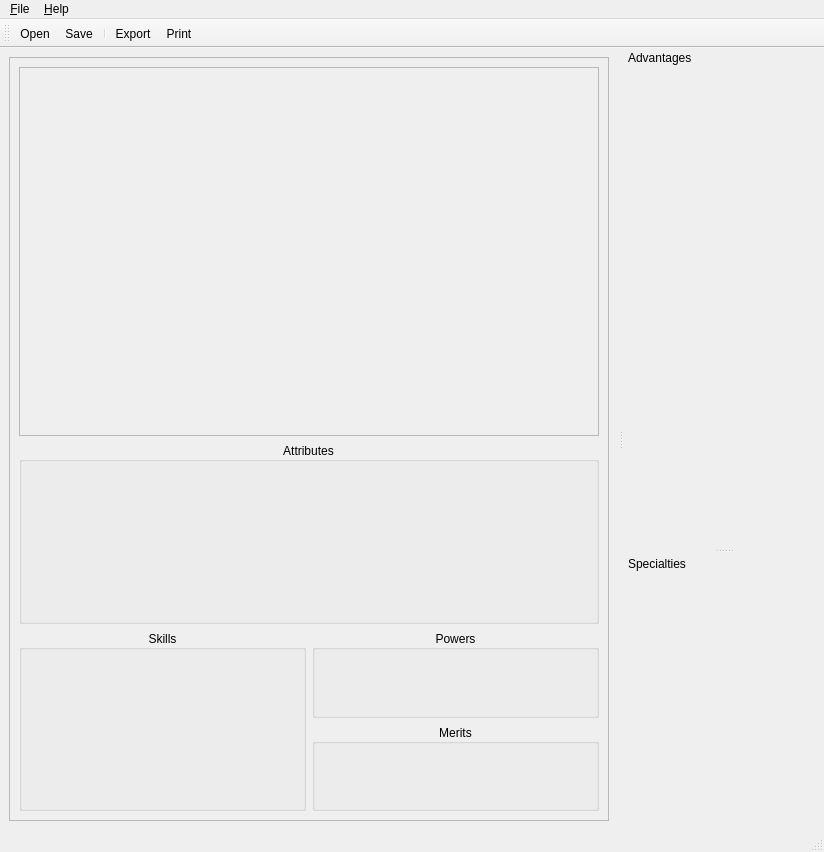
Before: the Qt Designer form ui/MainWindow.ui in Kamduis/SoulCreator, drawn with Qt 5.
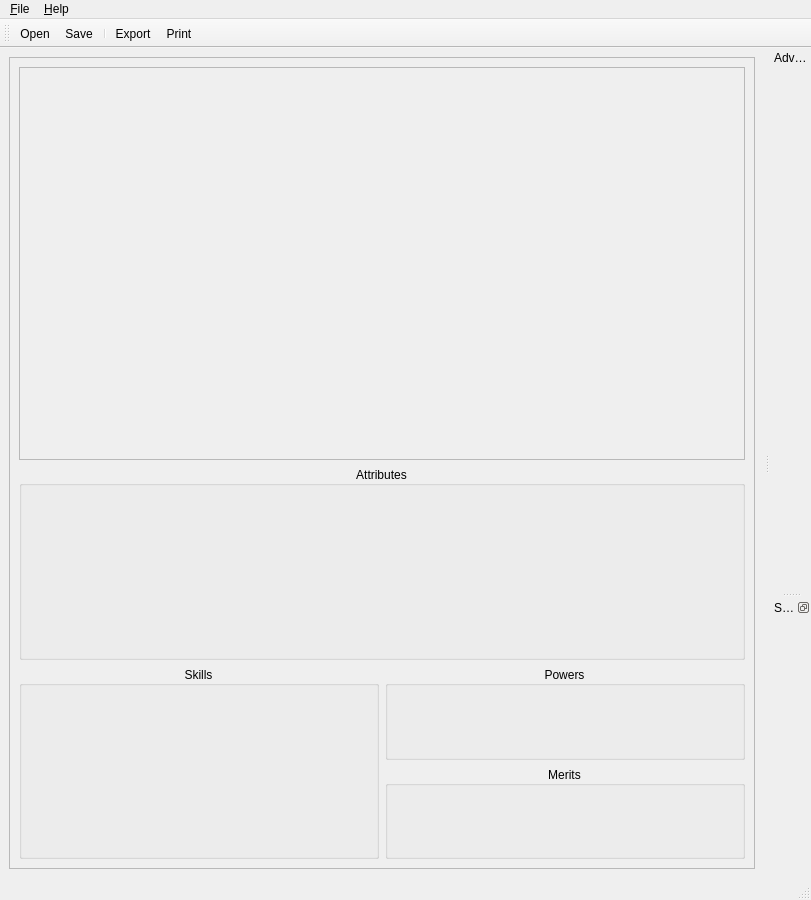
After: the same form once the commit is applied.

The edit to the form file:
```diff
--- a/ui/MainWindow.ui
+++ b/ui/MainWindow.ui
@@ -7,7 +7,7 @@
     <x>0</x>
     <y>0</y>
     <width>811</width>
-    <height>852</height>
+    <height>900</height>
    </rect>
   </property>
   <property name="windowTitle">
@@ -37,8 +37,8 @@
         <rect>
          <x>0</x>
          <y>0</y>
-         <width>594</width>
-         <height>766</height>
+         <width>736</width>
+         <height>814</height>
         </rect>
        </property>
        <layout class="QVBoxLayout" name="verticalLayout">
@@ -227,24 +227,6 @@
   </widget>
   <widget class="QStatusBar" name="statusbar"/>
   <widget class="QDockWidget" name="dockWidget_advantages">
-   <property name="sizePolicy">
-    <sizepolicy hsizetype="MinimumExpanding" vsizetype="MinimumExpanding">
-     <horstretch>0</horstretch>
-     <verstretch>0</verstretch>
-    </sizepolicy>
-   </property>
-   <property name="minimumSize">
-    <size>
-     <width>200</width>
-     <height>45</height>
-    </size>
-   </property>
-   <property name="maximumSize">
-    <size>
-     <width>524287</width>
-     <height>500</height>
-    </size>
-   </property>
    <property name="features">
     <set>QDockWidget::NoDockWidgetFeatures</set>
    </property>
@@ -256,7 +238,7 @@
    </attribute>
    <widget class="QWidget" name="dockWidget_advantagesContents">
     <property name="sizePolicy">
-     <sizepolicy hsizetype="Preferred" vsizetype="Preferred">
+     <sizepolicy hsizetype="Preferred" vsizetype="Expanding">
       <horstretch>0</horstretch>
       <verstretch>0</verstretch>
      </sizepolicy>
@@ -265,8 +247,14 @@
    </widget>
   </widget>
   <widget class="QDockWidget" name="dockWidget_specialties">
+   <property name="sizePolicy">
+    <sizepolicy hsizetype="Preferred" vsizetype="Expanding">
+     <horstretch>0</horstretch>
+     <verstretch>0</verstretch>
+    </sizepolicy>
+   </property>
    <property name="features">
-    <set>QDockWidget::NoDockWidgetFeatures</set>
+    <set>QDockWidget::DockWidgetFloatable|QDockWidget::DockWidgetMovable</set>
    </property>
    <property name="windowTitle">
     <string>Specialties</string>
@@ -275,6 +263,12 @@
     <number>2</number>
    </attribute>
    <widget class="QWidget" name="dockWidgetContents">
+    <property name="sizePolicy">
+     <sizepolicy hsizetype="Preferred" vsizetype="Expanding">
+      <horstretch>0</horstretch>
+      <verstretch>0</verstretch>
+     </sizepolicy>
+    </property>
     <layout class="QVBoxLayout" name="layout_specialties">
      <property name="margin">
       <number>0</number>
```
